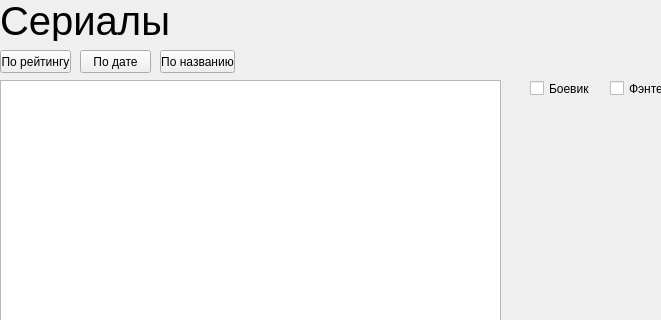
This is serials.ui in Zloiben/Application as Qt 5 draws it before an edit; both pictures show x 0 to 661 and y 0 to 320 of the 907 by 711 pixel window. The edited form follows.
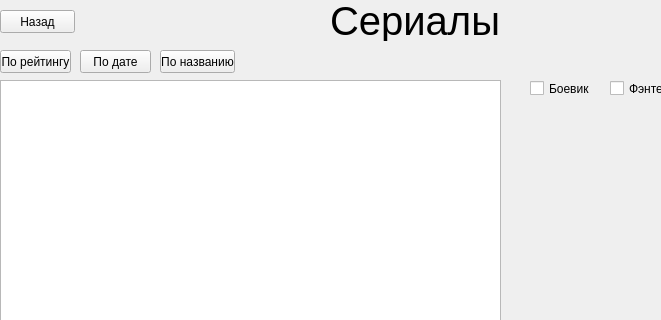
This is the edited form.

Diff of the .ui file:
```diff
--- a/serials.ui
+++ b/serials.ui
@@ -17,7 +17,7 @@
    <widget class="QLabel" name="label">
     <property name="geometry">
      <rect>
-      <x>0</x>
+      <x>330</x>
       <y>0</y>
       <width>171</width>
       <height>41</height>
@@ -133,6 +133,19 @@
      <string>Поиск</string>
     </property>
    </widget>
+   <widget class="QPushButton" name="btn_exit_serials">
+    <property name="geometry">
+     <rect>
+      <x>0</x>
+      <y>10</y>
+      <width>75</width>
+      <height>23</height>
+     </rect>
+    </property>
+    <property name="text">
+     <string>Назад</string>
+    </property>
+   </widget>
   </widget>
   <widget class="QMenuBar" name="menubar">
    <property name="geometry">
```
